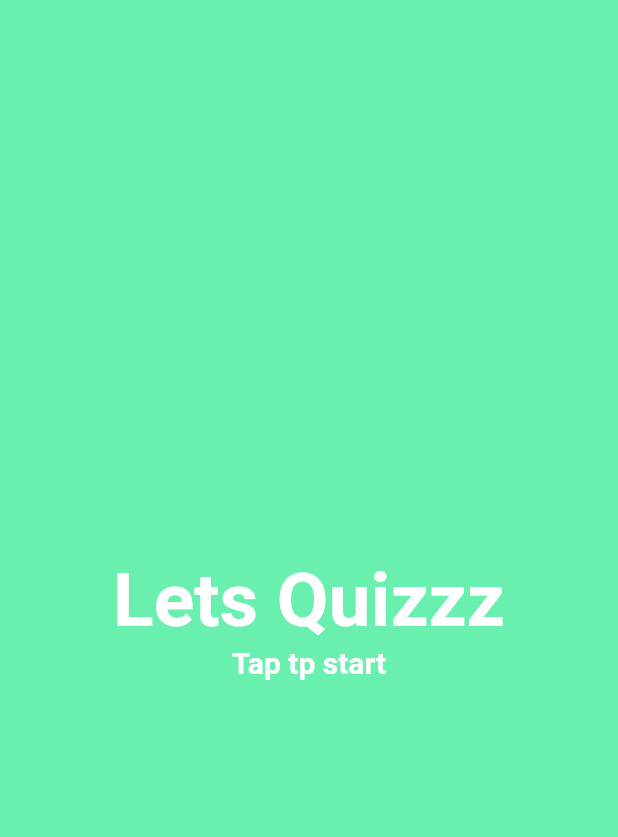
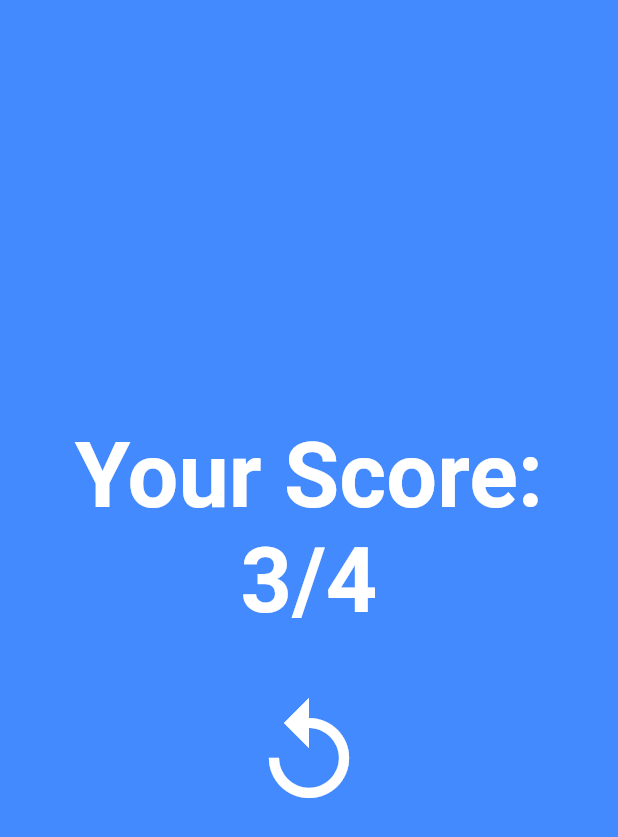
Before and after one commit to Guillem96/flutter-quiz, a Flutter app: the screen it shows after launch, on a phone screen of 412 x 824 dp. Shown: the top 837 px of the screen. Run offline on Flutter 3.47's test engine with Material 2 defaults, Android fonts, the phone set to English and light mode, and no system bars.

Commit message:
Score screen added

```diff
--- a/lib/main.dart
+++ b/lib/main.dart
@@ -1,8 +1,9 @@
 import 'package:flutter/material.dart';
 import 'package:flutter_quiz/routes.dart';
 import 'package:flutter_quiz/screens/home_screen/home_screen.dart';
+import 'package:flutter_quiz/screens/score_screen/score_screen.dart';
 
 main() => runApp(new MaterialApp(
-  home: new HomePage(),
+  home: new ScorePage(total: 4, correct: 3,),
   routes: Router.routes,
 ));
--- a/lib/routes.dart
+++ b/lib/routes.dart
@@ -1,8 +1,14 @@
 import 'package:flutter/material.dart';
+import 'package:flutter_quiz/screens/home_screen/home_screen.dart';
 import 'package:flutter_quiz/screens/quiz_screen/quiz_screen.dart';
+import 'package:flutter_quiz/screens/score_screen/score_screen.dart';
 
 class Router {
+  static Map<String, String> params;
+
   static var routes = <String, WidgetBuilder> {
-    '/quiz_page': (BuildContext ctxt) => new QuizPage()
+    '/quiz_page': (_) => new QuizPage(),
+    '/home_page': (_) => new HomePage(),
+    '/score_page': (_) => new ScorePage(total: int.parse(params['total']), correct: int.parse(params['correct']))
   };
 }
--- a/lib/screens/home_screen/home_screen.dart
+++ b/lib/screens/home_screen/home_screen.dart
@@ -1,5 +1,4 @@
 import 'package:flutter/material.dart';
-import 'package:flutter_quiz/screens/quiz_screen/quiz_screen.dart';
 
 class HomePage extends StatelessWidget {
   @override
--- /dev/null
+++ b/lib/screens/score_screen/score_screen.dart
@@ -0,0 +1,50 @@
+import 'package:flutter/material.dart';
+
+class ScorePage extends StatefulWidget {
+  final int total;
+  final int correct;
+
+  const ScorePage({Key key, this.total, this.correct}) : super(key: key);
+
+  _ScorePageState createState() => _ScorePageState();
+}
+
+class _ScorePageState extends State<ScorePage> with SingleTickerProviderStateMixin {
+
+  Animation<double> _fontSizeAnimation;
+  AnimationController _fontSizeAnimationController;
+
+  TextStyle tStyle;
+
+  @override
+  void initState() {
+    super.initState();
+    _fontSizeAnimationController = new AnimationController(duration: new Duration(milliseconds: 1000), vsync: this);
+    _fontSizeAnimation = CurvedAnimation(
+      parent: _fontSizeAnimationController,
+      curve: Curves.bounceOut
+    );
+    _fontSizeAnimation.addListener(() => this.setState((){}));
+    _fontSizeAnimationController.forward();
+  }
+
+  @override
+  Widget build(BuildContext context) {
+    tStyle = new TextStyle(color: Colors.white, fontWeight: FontWeight.bold, fontSize: 60.0 * _fontSizeAnimation.value);
+    return new Material(
+       color: Colors.blueAccent,
+       child: new InkWell(
+         onTap: () => Navigator.of(context).popAndPushNamed("/home_page"),
+         child: new Column(
+            mainAxisAlignment: MainAxisAlignment.center,
+            children: <Widget>[
+              new Text("Your Score:", style: tStyle,),
+              new Text("${widget.correct}/${widget.total}", style: tStyle),
+              new Padding(padding: EdgeInsets.symmetric(vertical: 20.0)),
+              new Icon(Icons.replay, size: 80.0, color: Colors.white)
+            ],
+          )
+       )
+    );
+  }
+}
```
